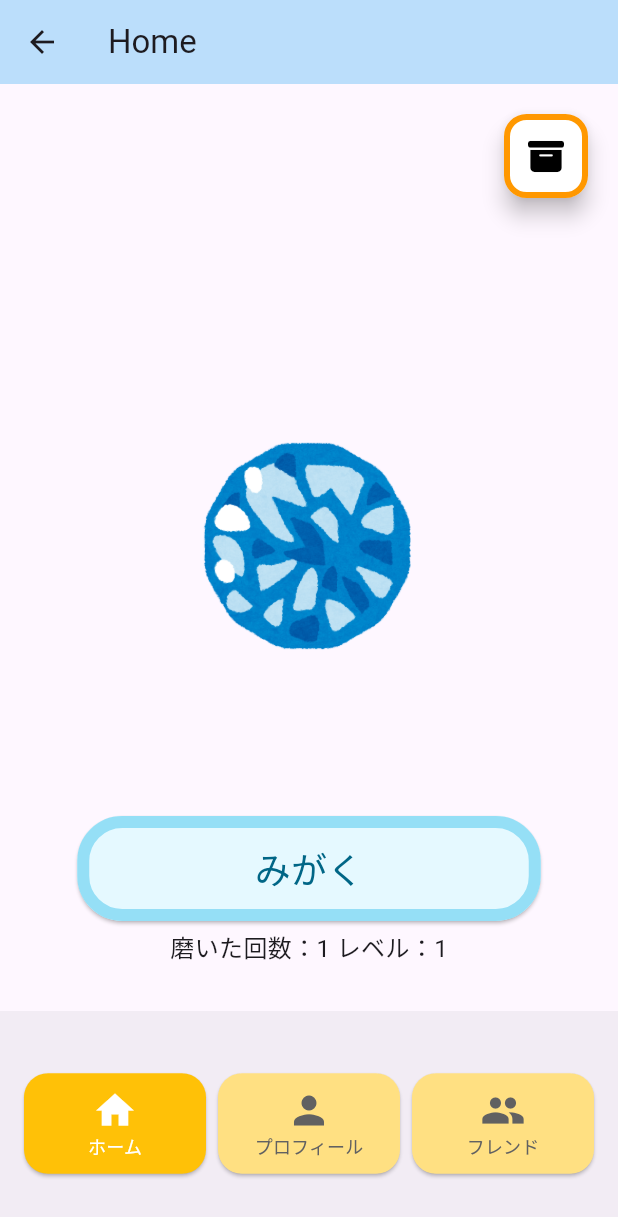
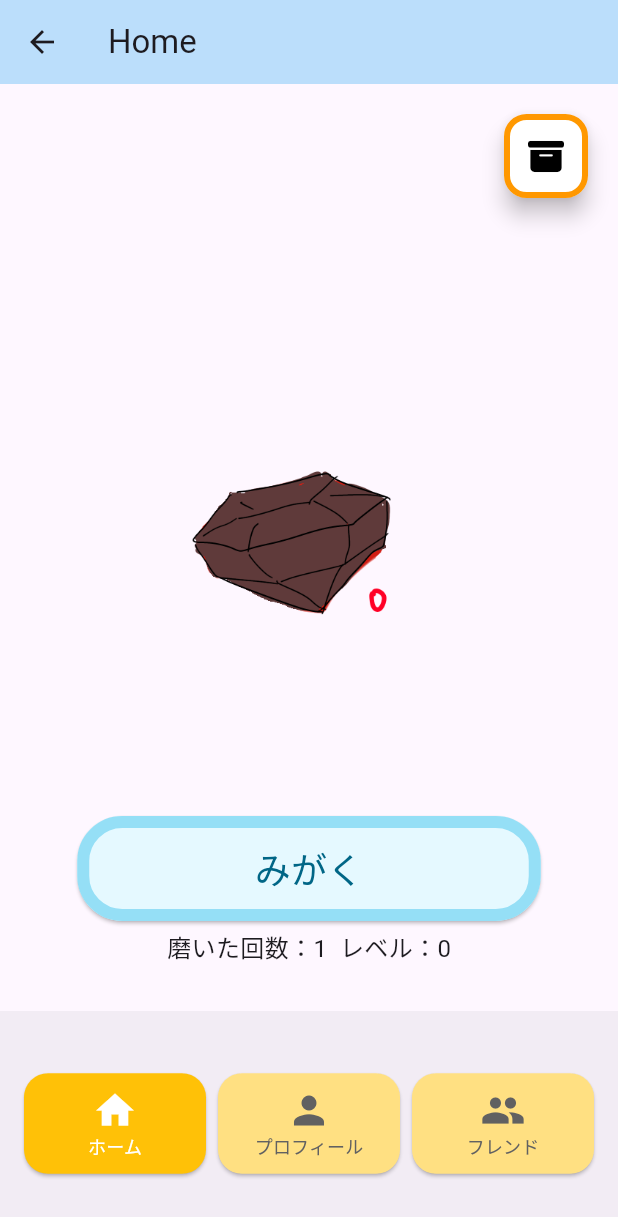
Before and after one commit to yukina-t156/jewelry-custom-flutter, a Flutter app: the screen it shows after launch, after a tap on "みがく", on a phone screen of 412 x 824 dp. Shown: the top 1217 px of the screen. Run offline on Flutter 3.47's test engine with Material 3 defaults, Android fonts, the light colour scheme and no system bars; our stand-ins replace font_awesome_flutter.

Commit message:
add jewel to test

```diff
--- /dev/null
+++ b/lib/model/jewel_model.dart
@@ -0,0 +1,32 @@
+class Jewel {
+  String? name; // オプションにするために String? を使用
+  int counter;
+  int level;
+  final int gemTypeId; // gemNumber から gemTypeId へ変更
+  String? imagePath;
+
+  // コンストラクタ
+  Jewel({
+    required this.gemTypeId,
+    required this.counter,
+    required this.level,
+  }): name = gemNames[gemTypeId],
+        imagePath = 'assets/images/${gemNames[gemTypeId]}_0.png';
+
+  void updatePath() {
+    String? gemName = gemNames[gemTypeId]; // gemTypeIdに対応する名前を取得
+
+    if (gemName != null) {
+      imagePath = 'assets/images/${gemName}_$level.png';
+    } else {
+      // gemTypeIdが正しくない場合のエラーハンドリング
+      imagePath = null;
+    }
+  }
+}
+
+// gemId をキーとした宝石の名前リスト
+final Map<int, String> gemNames = {
+  1: 'diamond',
+  2: 'ruby',
+};
--- a/lib/screens/home_screen.dart
+++ b/lib/screens/home_screen.dart
@@ -1,9 +1,8 @@
-import 'dart:math';
-
 import 'package:flutter/material.dart';
 import 'package:font_awesome_flutter/font_awesome_flutter.dart';
 import 'package:jewelry_custom_flutter/screens/collections_screen.dart';
 import 'package:jewelry_custom_flutter/widgets/foot_buttons.dart';
+import 'package:jewelry_custom_flutter/model/jewel_model.dart';
 
 class HomeScreen extends StatefulWidget {
   const HomeScreen({super.key});
@@ -13,29 +12,32 @@ class HomeScreen extends StatefulWidget {
 }
 
 class _HomeScreenState extends State<HomeScreen> {
-  int _jewelCounter = 0;
-  int _level = 1;
+  Jewel _jewel = Jewel(gemTypeId: 2, counter: 0, level: 0); // 初期化
 
-  static const List<int> countToLevel = [1, 5, 10, 20, 999999999];
+
+  static const List<int> countToLevel = [3, 10, 15, 20, 30, 999999999];
   void _update() {
-    _level=0;
-    while(_jewelCounter>=countToLevel[max(_level, 0)]){
+    setState(() {
+      _jewel.level=0;
+    });
+    while(_jewel.counter>=countToLevel[_jewel.level]){
       setState(() {
-        _level++;
+        _jewel.level++;
       });
     }
+    _jewel.updatePath();
   }
 
   void _incrementJewelCounter() {
     setState(() {
-      _jewelCounter++;
+      _jewel.counter++;
     });
     _update();
   }
 
   void _resetJewelCounter() {
     setState(() {
-      _jewelCounter=0;
+      _jewel = Jewel(gemTypeId: 2, counter: 0, level: 0);
     });
     _update();
   }
@@ -58,9 +60,10 @@ class _HomeScreenState extends State<HomeScreen> {
               mainAxisAlignment: MainAxisAlignment.center,
               children: <Widget>[
                 Image.asset(
-                  'assets/images/test_jewel.png',
-                  width: 150, // 幅を指定
-                  height: 150, // 高さを指定
+                  _jewel.imagePath ?? 'assets/images/test_jewel.png',
+                  // 'assets/images/test_jewel.png',
+                  width: 250, // 幅を指定
+                  height: 250, // 高さを指定
                   fit: BoxFit.cover, // 画像を親ウィジェットに合わせてサイズ変更
                 ),
               ],
@@ -77,18 +80,18 @@ class _HomeScreenState extends State<HomeScreen> {
                   // ボタンが押されたときの処理
                   _incrementJewelCounter();
                 },
-                child: const Text(
-                  'みがく',
-                  style: TextStyle(fontSize: 24),
-                ),
                 style: ElevatedButton.styleFrom(
                   backgroundColor: const Color(0xFFE5F9FF), // ボタンの背景色
                   foregroundColor: const Color(0xFF006686), // ボタン上のテキストの色
-                  side: BorderSide(color: Color(0xFF95DFF6), width: 8), // 枠の設定
+                  side: const BorderSide(color: Color(0xFF95DFF6), width: 8), // 枠の設定
                   shape: RoundedRectangleBorder(
                     borderRadius: BorderRadius.circular(30),
                   ),
                   fixedSize: Size(buttonWidth, 70), // ボタンの幅と高さ
+                ),
+                child: const Text(
+                  'みがく',
+                  style: TextStyle(fontSize: 24),
                 ),
               ),
             ),
@@ -97,13 +100,13 @@ class _HomeScreenState extends State<HomeScreen> {
           Positioned(
             bottom: 30, // 画面下からの距離
             left: (screenWidth - buttonWidth) / 2, // ボタンを中央に配置
-            child: Container(
+            child: SizedBox(
               width: buttonWidth,
               child:Center(
                 child: Text(
                   // 'レベル：$_level',
-                  '磨いた回数：$_jewelCounter レベル：$_level',
-                  style: TextStyle(fontSize: 16),
+                  '磨いた回数：${_jewel.counter}  レベル：${_jewel.level}',
+                  style: const TextStyle(fontSize: 16),
                 ),
               ),
             ),
@@ -138,7 +141,7 @@ class _HomeScreenState extends State<HomeScreen> {
       bottomNavigationBar: Container(
         color: Colors.grey[300], // 背景の灰色
         height: 150, // 背景の高さ
-        child: FooterButtons(location: 1), // フッターボタンを追加
+        child: const FooterButtons(location: 1), // フッターボタンを追加
       ),
     );
   }
```
Also changed, not shown: pubspec.yaml (+12 -0 lines), assets/images/diamond_0.png (added), assets/images/diamond_1.png (added), assets/images/diamond_2.png (added), assets/images/diamond_3.png (added), assets/images/diamond_4.png (added), assets/images/diamond_5.png (added), assets/images/ruby_0.png (added), assets/images/ruby_1.png (added), assets/images/ruby_2.png (added), assets/images/ruby_3.png (added), assets/images/ruby_4.png (added), assets/images/ruby_5.png (added).
